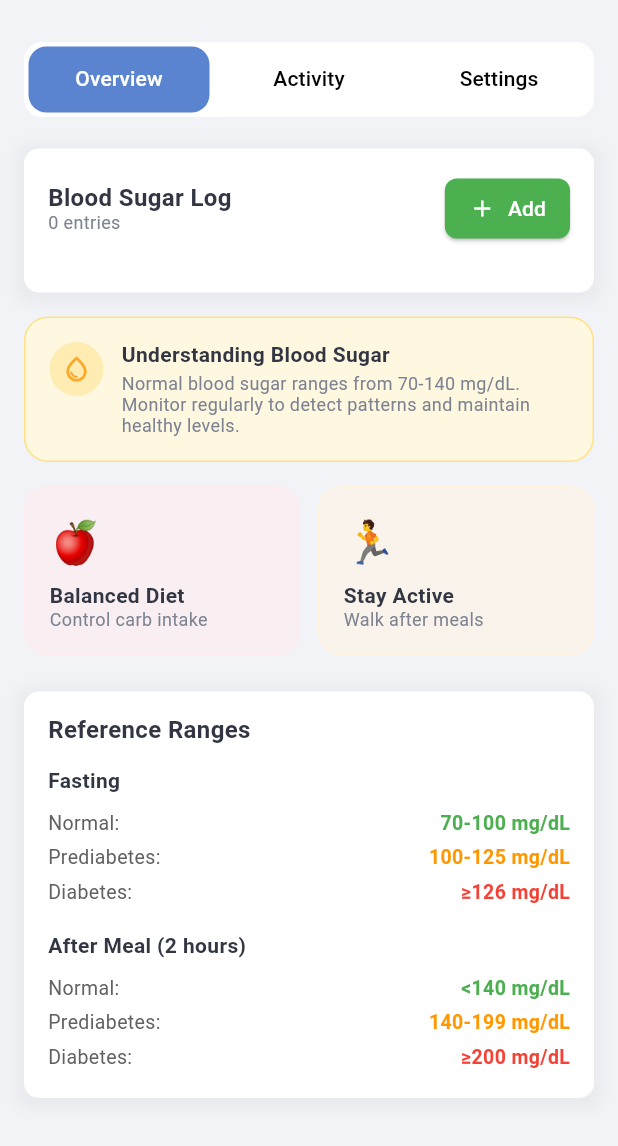
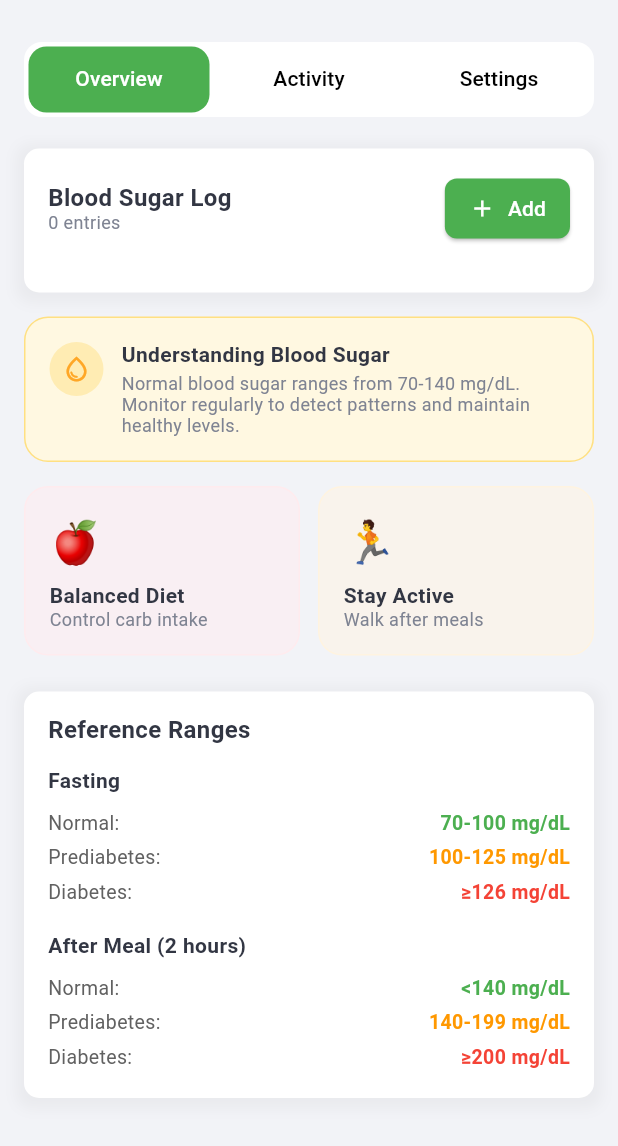
Before and after one commit to infotracure/Tracure, a Flutter app: the BloodSugarScreen screen opened directly, scrolled down 383 dp, on a phone screen of 412 x 824 dp, the part 90-1236 px from its top. Run offline on Flutter 3.47's test engine with Material 3 defaults, Android fonts, the phone set to English and light mode, and no system bars; drawn by our look-alikes of talker_flutter; our stand-ins replace dio, fl_chart, get, hive, hive_flutter and 4 more; missing offline and left inert: dart:ffi, health, shake_gesture; accounts and stored records are empty; network calls fail; Roboto replaces fonts that are missing (Sofia Pro); statements that could not run were skipped.

Commit message:
blood sugar and pressure changes

```diff
--- /dev/null
+++ b/lib/features/blood_pressure/model/blood_pressure_day_log.dart
@@ -0,0 +1,107 @@
+// To parse this JSON data, do
+//
+//     final bloodPressureDayLogModel = bloodPressureDayLogModelFromJson(jsonString);
+
+import 'dart:convert';
+
+BloodPressureDayLogModel bloodPressureDayLogModelFromJson(String str) =>
+    BloodPressureDayLogModel.fromJson(json.decode(str));
+
+String bloodPressureDayLogModelToJson(BloodPressureDayLogModel data) =>
+    json.encode(data.toJson());
+
+class BloodPressureDayLogModel {
+  final int? code;
+  final Data? data;
+  final String? message;
+
+  BloodPressureDayLogModel({this.code, this.data, this.message});
+
+  factory BloodPressureDayLogModel.fromJson(Map<String, dynamic> json) =>
+      BloodPressureDayLogModel(
+        code: json["code"],
+        data: json["data"] == null ? null : Data.fromJson(json["data"]),
+        message: json["message"],
+      );
+
+  Map<String, dynamic> toJson() => {
+    "code": code,
+    "data": data?.toJson(),
+    "message": message,
+  };
+}
+
+class Data {
+  final DateTime? date;
+  final List<Reading>? readings;
+  final int? count;
+
+  Data({this.date, this.readings, this.count});
+
+  factory Data.fromJson(Map<String, dynamic> json) => Data(
+    date: json["date"] == null ? null : DateTime.parse(json["date"]),
+    readings: json["readings"] == null
+        ? []
+        : List<Reading>.from(json["readings"]!.map((x) => Reading.fromJson(x))),
+    count: json["count"],
+  );
+
+  Map<String, dynamic> toJson() => {
+    "date":
+        "${date!.year.toString().padLeft(4, '0')}-${date!.month.toString().padLeft(2, '0')}-${date!.day.toString().padLeft(2, '0')}",
+    "readings": readings == null
+        ? []
+        : List<dynamic>.from(readings!.map((x) => x.toJson())),
+    "count": count,
+  };
+}
+
+class Reading {
+  final int? readingId;
+  final DateTime? measurementTime;
+  final int? systolic;
+  final int? diastolic;
+  final int? pulse;
+  final String? position;
+  final String? arm;
+  final dynamic notes;
+  final String? category;
+
+  Reading({
+    this.readingId,
+    this.measurementTime,
+    this.systolic,
+    this.diastolic,
+    this.pulse,
+    this.position,
+    this.arm,
+    this.notes,
+    this.category,
+  });
+
+  factory Reading.fromJson(Map<String, dynamic> json) => Reading(
+    readingId: json["readingId"],
+    measurementTime: json["measurementTime"] == null
+        ? null
+        : DateTime.parse(json["measurementTime"]),
+    systolic: json["systolic"],
+    diastolic: json["diastolic"],
+    pulse: json["pulse"],
+    position: json["position"],
+    arm: json["arm"],
+    notes: json["notes"],
+    category: json["category"],
+  );
+
+  Map<String, dynamic> toJson() => {
+    "readingId": readingId,
+    "measurementTime": measurementTime?.toIso8601String(),
+    "systolic": systolic,
+    "diastolic": diastolic,
+    "pulse": pulse,
+    "position": position,
+    "arm": arm,
+    "notes": notes,
+    "category": category,
+  };
+}
--- /dev/null
+++ b/lib/features/blood_sugar/model/blood_sugar_day_log.dart
@@ -0,0 +1,103 @@
+// To parse this JSON data, do
+//
+//     final bloodSugarDayLogModel = bloodSugarDayLogModelFromJson(jsonString);
+
+import 'dart:convert';
+
+BloodSugarDayLogModel bloodSugarDayLogModelFromJson(String str) =>
+    BloodSugarDayLogModel.fromJson(json.decode(str));
+
+String bloodSugarDayLogModelToJson(BloodSugarDayLogModel data) =>
+    json.encode(data.toJson());
+
+class BloodSugarDayLogModel {
+  final int? code;
+  final Data? data;
+  final String? message;
+
+  BloodSugarDayLogModel({this.code, this.data, this.message});
+
+  factory BloodSugarDayLogModel.fromJson(Map<String, dynamic> json) =>
+      BloodSugarDayLogModel(
+        code: json["code"],
+        data: json["data"] == null ? null : Data.fromJson(json["data"]),
+        message: json["message"],
+      );
+
+  Map<String, dynamic> toJson() => {
+    "code": code,
+    "data": data?.toJson(),
+    "message": message,
+  };
+}
+
+class Data {
+  final DateTime? date;
+  final List<Reading>? readings;
+  final int? count;
+
+  Data({this.date, this.readings, this.count});
+
+  factory Data.fromJson(Map<String, dynamic> json) => Data(
+    date: json["date"] == null ? null : DateTime.parse(json["date"]),
+    readings: json["readings"] == null
+        ? []
+        : List<Reading>.from(json["readings"]!.map((x) => Reading.fromJson(x))),
+    count: json["count"],
+  );
+
+  Map<String, dynamic> toJson() => {
+    "date":
+        "${date!.year.toString().padLeft(4, '0')}-${date!.month.toString().padLeft(2, '0')}-${date!.day.toString().padLeft(2, '0')}",
+    "readings": readings == null
+        ? []
+        : List<dynamic>.from(readings!.map((x) => x.toJson())),
+    "count": count,
+  };
+}
+
+class Reading {
+  final int? readingId;
+  final DateTime? measurementTime;
+  final int? value;
+  final String? unit;
+  final String? measurementContext;
+  final String? mealType;
+  final String? notes;
+  final String? category;
+
+  Reading({
+    this.readingId,
+    this.measurementTime,
+    this.value,
+    this.unit,
+    this.measurementContext,
+    this.mealType,
+    this.notes,
+    this.category,
+  });
+
+  factory Reading.fromJson(Map<String, dynamic> json) => Reading(
+    readingId: json["readingId"],
+    measurementTime: json["measurementTime"] == null
+        ? null
+        : DateTime.parse(json["measurementTime"]),
+    value: json["value"],
+    unit: json["unit"],
+    measurementContext: json["measurementContext"],
+    mealType: json["mealType"],
+    notes: json["notes"],
+    category: json["category"],
+  );
+
+  Map<String, dynamic> toJson() => {
+    "readingId": readingId,
+    "measurementTime": measurementTime?.toIso8601String(),
+    "value": value,
+    "unit": unit,
+    "measurementContext": measurementContext,
+    "mealType": mealType,
+    "notes": notes,
+    "category": category,
+  };
+}
--- a/lib/features/blood_sugar/model/blood_sugar_trend.dart
+++ b/lib/features/blood_sugar/model/blood_sugar_trend.dart
@@ -4,22 +4,21 @@
 
 import 'dart:convert';
 
-BloodSugarTrendModel bloodSugarTrendModelFromJson(String str) => BloodSugarTrendModel.fromJson(json.decode(str));
+BloodSugarTrendModel bloodSugarTrendModelFromJson(String str) =>
+    BloodSugarTrendModel.fromJson(json.decode(str));
 
-String bloodSugarTrendModelToJson(BloodSugarTrendModel data) => json.encode(data.toJson());
+String bloodSugarTrendModelToJson(BloodSugarTrendModel data) =>
+    json.encode(data.toJson());
 
 class BloodSugarTrendModel {
   final int? code;
   final Data? data;
   final String? message;
 
-    BloodSugarTrendModel({
-        this.code,
-        this.data,
-        this.message,
-    });
+  BloodSugarTrendModel({this.code, this.data, this.message});
 
-    factory BloodSugarTrendModel.fromJson(Map<String, dynamic> json) => BloodSugarTrendModel(
+  factory BloodSugarTrendModel.fromJson(Map<String, dynamic> json) =>
+      BloodSugarTrendModel(
         code: json["code"],
         data: json["data"] == null ? null : Data.fromJson(json["data"]),
         message: json["message"],
@@ -38,25 +37,28 @@ class Data {
   final int? totalDays;
   final List<Record>? records;
 
-    Data({
-        this.startDate,
-        this.endDate,
-        this.totalDays,
-        this.records,
-    });
+  Data({this.startDate, this.endDate, this.totalDays, this.records});
 
   factory Data.fromJson(Map<String, dynamic> json) => Data(
-        startDate: json["startDate"] == null ? null : DateTime.parse(json["startDate"]),
+    startDate: json["startDate"] == null
+        ? null
+        : DateTime.parse(json["startDate"]),
     endDate: json["endDate"] == null ? null : DateTime.parse(json["endDate"]),
     totalDays: json["totalDays"],
-        records: json["records"] == null ? [] : List<Record>.from(json["records"]!.map((x) => Record.fromJson(x))),
+    records: json["records"] == null
+        ? []
+        : List<Record>.from(json["records"]!.map((x) => Record.fromJson(x))),
   );
 
   Map<String, dynamic> toJson() => {
-        "startDate": "${startDate!.year.toString().padLeft(4, '0')}-${startDate!.month.toString().padLeft(2, '0')}-${startDate!.day.toString().padLeft(2, '0')}",
-        "endDate": "${endDate!.year.toString().padLeft(4, '0')}-${endDate!.month.toString().padLeft(2, '0')}-${endDate!.day.toString().padLeft(2, '0')}",
+    "startDate":
+        "${startDate!.year.toString().padLeft(4, '0')}-${startDate!.month.toString().padLeft(2, '0')}-${startDate!.day.toString().padLeft(2, '0')}",
+    "endDate":
+        "${endDate!.year.toString().padLeft(4, '0')}-${endDate!.month.toString().padLeft(2, '0')}-${endDate!.day.toString().padLeft(2, '0')}",
     "totalDays": totalDays,
-        "records": records == null ? [] : List<dynamic>.from(records!.map((x) => x.toJson())),
+    "records": records == null
+        ? []
+        : List<dynamic>.from(records!.map((x) => x.toJson())),
   };
 }
 
@@ -87,7 +89,8 @@ class Record {
   );
 
   Map<String, dynamic> toJson() => {
-        "date": "${date!.year.toString().padLeft(4, '0')}-${date!.month.toString().padLeft(2, '0')}-${date!.day.toString().padLeft(2, '0')}",
+    "date":
+        "${date!.year.toString().padLeft(4, '0')}-${date!.month.toString().padLeft(2, '0')}-${date!.day.toString().padLeft(2, '0')}",
     "avgValue": avgValue,
     "minValue": minValue,
     "maxValue": maxValue,
--- a/lib/features/blood_sugar/view/blood_sugar_overview.dart
+++ b/lib/features/blood_sugar/view/blood_sugar_overview.dart
@@ -8,6 +8,7 @@ import '../../../utils/common_widget.dart';
 import '../../../utils/constant/color_constants.dart';
 import '../../../utils/custom_text.dart';
 import '../controller/blood_sugar_controller.dart';
+import '../model/blood_sugar_day_log.dart';
 import '../model/blood_sugar_trend.dart';
 
 class BloodSugarOverview extends StatefulWidget {
@@ -32,16 +33,18 @@ class _BloodSugarOverviewState extends State<BloodSugarOverview> {
     return Obx(() {
       final summary = bloodSugarController.bloodSugarSummary.value?.data;
       final trendRecords =
-          (bloodSugarController.bloodSugarTrend.value?.data?.records ?? [])
+          (bloodSugarController.bloodSugarTrend.value?.data?.readings ?? [])
             ..sort(
-              (a, b) =>
-                  (b.date ?? DateTime(0)).compareTo(a.date ?? DateTime(0)),
+              (a, b) => (b.measurementTime ?? DateTime(0)).compareTo(
+                a.measurementTime ?? DateTime(0),
+              ),
             );
 
       final avgValue = summary?.avgValue ?? 0;
       final category = summary?.category ?? '';
-      final lastRecordDate =
-          trendRecords.isNotEmpty ? trendRecords.first.date : null;
+      final lastRecordDate = trendRecords.isNotEmpty
+          ? trendRecords.first.measurementTime
+          : null;
 
       return SingleChildScrollView(
         child: Column(
@@ -169,15 +172,14 @@ class _BloodSugarOverviewState extends State<BloodSugarOverview> {
               color: Colors.white.withValues(alpha: 0.2),
               shape: BoxShape.circle,
             ),
-            child:
-                const Icon(Icons.water_drop, color: Colors.white, size: 28),
+            child: const Icon(Icons.water_drop, color: Colors.white, size: 28),
           ),
         ],
       ),
     );
   }
 
-  Widget _buildLogSection(List<Record> records) {
+  Widget _buildLogSection(List<Reading> records) {
     return Container(
       decoration: CommonWidget.containerDecoration(),
       child: Column(
@@ -253,11 +255,12 @@ class _BloodSugarOverviewState extends State<BloodSugarOverview> {
     );
   }
 
-  Widget _buildLogEntryItem(Record record) {
+  Widget _buildLogEntryItem(Reading record) {
     final category = record.category ?? 'Normal';
     final isElevated = category == 'Elevated' || category == 'High';
-    final statusColor =
-        isElevated ? const Color(0xFFFF9800) : const Color(0xFF4CAF50);
+    final statusColor = isElevated
+        ? const Color(0xFFFF9800)
+        : const Color(0xFF4CAF50);
 
     return Container(
       margin: const EdgeInsets.symmetric(horizontal: 12),
@@ -274,8 +277,7 @@ class _BloodSugarOverviewState extends State<BloodSugarOverview> {
               color: statusColor,
               shape: BoxShape.circle,
             ),
-            child:
-                const Icon(Icons.water_drop, color: Colors.white, size: 20),
+            child: const Icon(Icons.water_drop, color: Colors.white, size: 20),
           ),
           const SizedBox(width: 12),
           Expanded(
@@ -285,7 +287,7 @@ class _BloodSugarOverviewState extends State<BloodSugarOverview> {
                 Row(
                   children: [
                     CustomText.title(
-                      text: '${record.avgValue ?? 0}',
+                      text: '${record.value ?? 0}',
                       size: 16,
                       isBold: true,
                     ),
@@ -318,7 +320,7 @@ class _BloodSugarOverviewState extends State<BloodSugarOverview> {
                     ),
                     const SizedBox(width: 8),
                     CustomText.title(
-                      text: _formatDate(record.date),
+                      text: _formatDate(record.measurementTime),
                       size: 12,
                       color: ColorConstant.grayTextColor,
                     ),
@@ -425,17 +427,18 @@ class _BloodSugarOverviewState extends State<BloodSugarOverview> {
                           keyboardType: TextInputType.number,
                           decoration: InputDecoration(
                             hintText: "e.g., 120",
-                            hintStyle:
-                                TextStyle(color: Colors.grey.shade400),
+                            hintStyle: TextStyle(color: Colors.grey.shade400),
                             border: OutlineInputBorder(
                               borderRadius: BorderRadius.circular(12),
-                              borderSide:
-                                  BorderSide(color: Colors.grey.shade300),
+                              borderSide: BorderSide(
+                                color: Colors.grey.shade300,
+                              ),
                             ),
                             enabledBorder: OutlineInputBorder(
                               borderRadius: BorderRadius.circular(12),
-                              borderSide:
-                                  BorderSide(color: Colors.grey.shade300),
+                              borderSide: BorderSide(
+                                color: Colors.grey.shade300,
+                              ),
                             ),
                             contentPadding: const EdgeInsets.symmetric(
                               horizontal: 16,
@@ -453,8 +456,7 @@ class _BloodSugarOverviewState extends State<BloodSugarOverview> {
                           width: double.infinity,
                           padding: const EdgeInsets.symmetric(horizontal: 16),
                           decoration: BoxDecoration(
-                            border:
-                                Border.all(color: Colors.grey.shade300),
+                            border: Border.all(color: Colors.grey.shade300),
                             borderRadius: BorderRadius.circular(12),
                           ),
                           child: DropdownButtonHideUnderline(
@@ -490,17 +492,18 @@ class _BloodSugarOverviewState extends State<BloodSugarOverview> {
                           keyboardType: TextInputType.text,
                           decoration: InputDecoration(
                             hintText: "e.g., After breakfast",
-                            hintStyle:
-                                TextStyle(color: Colors.grey.shade400),
+                            hintStyle: TextStyle(color: Colors.grey.shade400),
                             border: OutlineInputBorder(
                               borderRadius: BorderRadius.circular(12),
-                              borderSide:
-                                  BorderSide(color: Colors.grey.shade300),
+                              borderSide: BorderSide(
+                                color: Colors.grey.shade300,
+                              ),
                             ),
                             enabledBorder: OutlineInputBorder(
                               borderRadius: BorderRadius.circular(12),
-                              borderSide:
-                                  BorderSide(color: Colors.grey.shade300),
+                              borderSide: BorderSide(
+                                color: Colors.grey.shade300,
+                              ),
                             ),
                             contentPadding: const EdgeInsets.symmetric(
                               horizontal: 16,
@@ -528,12 +531,11 @@ class _BloodSugarOverviewState extends State<BloodSugarOverview> {
 
                         Navigator.pop(context);
                         final data = [
-                          await bloodSugarController
-                              .convertToBloodSugarJson(
-                                value: value.toString(),
-                                measurementContext: selectedContext,
-                                notes: notesController.text,
-                              ),
+                          await bloodSugarController.convertToBloodSugarJson(
+                            value: value,
+                            measurementContext: selectedContext,
+                            notes: notesController.text,
+                          ),
                         ];
                         bloodSugarController.addBloodSugar(
                           bloodSugarData: data,
@@ -651,19 +653,11 @@ class _BloodSugarOverviewState extends State<BloodSugarOverview> {
       child: Column(
         crossAxisAlignment: CrossAxisAlignment.start,
         children: [
-          CustomText.title(
-            text: 'Reference Ranges',
-            size: 16,
-            isBold: true,
-          ),
+          CustomText.title(text: 'Reference Ranges', size: 16, isBold: true),
           const SizedBox(height: 16),
 
           // Fasting Section
-          CustomText.title(
-            text: 'Fasting',
-            size: 14,
-            isBold: true,
-          ),
+          CustomText.title(text: 'Fasting', size: 14, isBold: true),
           const SizedBox(height: 8),
           _referenceRow("Normal:", "70-100 mg/dL", Colors.green),
           _referenceRow("Prediabetes:", "100-125 mg/dL", Colors.orange),
--- a/lib/features/blood_sugar/view/blood_sugar_screen.dart
+++ b/lib/features/blood_sugar/view/blood_sugar_screen.dart
@@ -9,16 +9,16 @@ import 'package:tracure/utils/extensions.dart';
 import '../../../utils/common_appbar.dart';
 import '../../step_tracker/view/step_tracker_screen.dart';
 
-
 class BloodSugarScreen extends StatelessWidget {
-   BloodSugarScreen({super.key});
+  BloodSugarScreen({super.key});
   final bloodSugarController = Get.put(BloodSugarController());
-
+  // 0xFF4CAF50
   @override
   Widget build(BuildContext context) {
     return Scaffold(
       appBar: CustomAppbar(title: "Blood Sugar"),
       body: RoundedTabBarExample(
+        color: const Color(0xFF4CAF50),
         tabs: const [
           Tab(text: 'Overview'),
           Tab(text: 'Activity'),
```
Also changed, not shown: lib/features/blood_pressure/controller/blood_pressure_controller.dart (+6 -5 lines), lib/features/blood_pressure/view/blood_pressure_overview.dart (+11 -11 lines), lib/features/blood_sugar/controller/blood_sugar_controller.dart (+6 -5 lines), lib/features/blood_sugar/view/blood_sugar_settings.dart (+28 -45 lines). Lines whose indentation alone changed are shown as unchanged.
